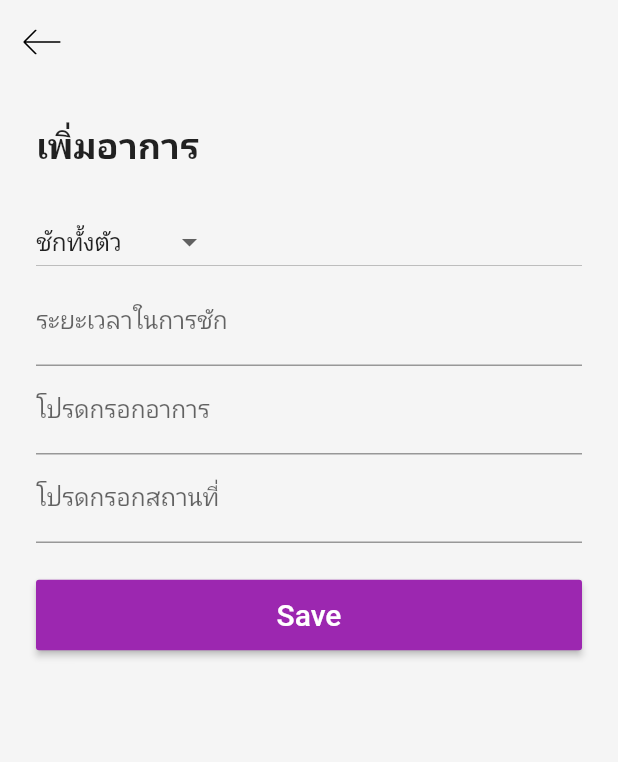
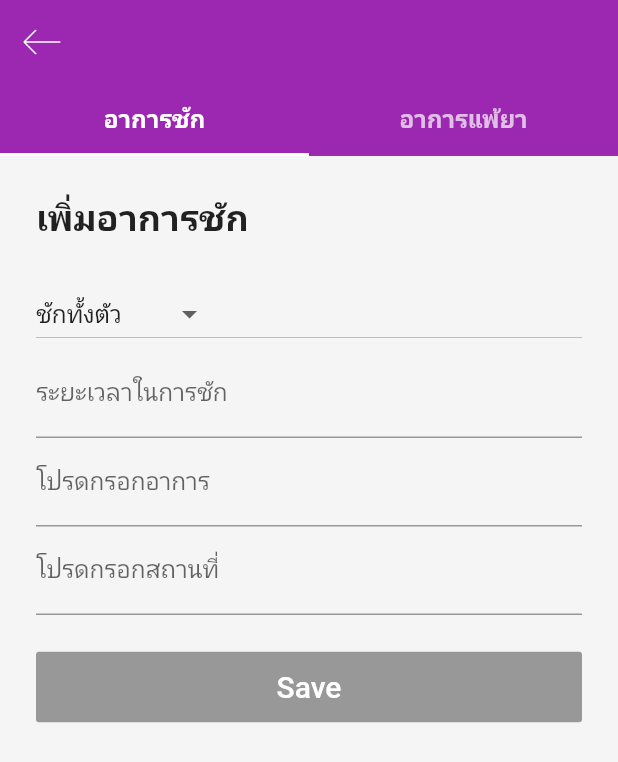
Before and after one commit to tesol2y090/Epilepsy-Application, a Flutter app: the AddCalendar screen opened directly, on a phone screen of 412 x 824 dp. Shown: the top 762 px of the screen. Run offline on Flutter 3.47's test engine with Material 2 defaults, Android fonts, the phone set to English and light mode, and no system bars; our stand-ins replace flutter_svg, google_fonts, hive; accounts and stored records are empty; Roboto replaces fonts that are missing (Kanit).

Commit message:
add tabbar on calendar view

```diff
--- a/lib/main.dart
+++ b/lib/main.dart
@@ -10,8 +10,8 @@ import 'package:epilepsy/views/passport/passport_view.dart';
 import 'package:epilepsy/views/user/user_view.dart';
 
 Future<void> main() async {
-  var directory = await pathProvider.getApplicationDocumentsDirectory();
-  Hive.init(directory.path);
+  // var directory = await pathProvider.getApplicationDocumentsDirectory();
+  // Hive.init(directory.path);
 
   runApp(MyApp());
 }
--- a/lib/views/calendar/components/add_calendar.dart
+++ b/lib/views/calendar/components/add_calendar.dart
@@ -1,9 +1,8 @@
 import 'package:flutter/material.dart';
-import 'package:hive/hive.dart';
 import 'package:flutter_svg/flutter_svg.dart';
 
-import 'package:epilepsy/models/calendar/EpilepsyTypeItem.dart';
-import 'package:epilepsy/models/calendar/EpilepsyCard.dart';
+import 'package:epilepsy/views/calendar/components/form/chuck_form.dart';
+import 'package:epilepsy/views/calendar/components/form/pill_form.dart';
 
 class AddCalendar extends StatefulWidget {
   @override
@@ -11,134 +10,40 @@ class AddCalendar extends StatefulWidget {
 }
 
 class _AddCalendarState extends State<AddCalendar> {
-  List<EpilepsyTypeItem> _dropdownItems = [
-    EpilepsyTypeItem(1, "ชักทั้งตัว"),
-    EpilepsyTypeItem(2, "ชักเฉพาะส่วน"),
-    EpilepsyTypeItem(3, "เหม่อลอย"),
-    EpilepsyTypeItem(4, "อื่นๆ")
-  ];
-
-  List<DropdownMenuItem<EpilepsyTypeItem>> _dropdownMenuItems;
-  EpilepsyTypeItem _selectedItem;
-
-  void initState() {
-    super.initState();
-    _dropdownMenuItems = buildDropDownMenuItems(_dropdownItems);
-    _selectedItem = _dropdownMenuItems[0].value;
-  }
-
-  List<DropdownMenuItem<EpilepsyTypeItem>> buildDropDownMenuItems(
-      List listItems) {
-    List<DropdownMenuItem<EpilepsyTypeItem>> items = List();
-    for (EpilepsyTypeItem listItem in listItems) {
-      items.add(
-        DropdownMenuItem(
-          child: Text(listItem.name),
-          value: listItem,
-        ),
-      );
-    }
-    return items;
-  }
-
-  void addCalendarCard() async {
-    var box = await Hive.openBox('testBox');
-    DateTime now = DateTime.now();
-    var data = EpilepsyCard("test", 'test', 'test', 'test', now);
-    box.put('testkey1', data);
-    print(box.get('testkey1'));
-  }
-
   @override
   Widget build(BuildContext context) {
-    return Scaffold(
-        appBar: buildAppBar(context),
-        backgroundColor: Colors.grey[100],
-        body: body());
+    return DefaultTabController(
+        length: 2,
+        child: Scaffold(
+            appBar: buildAppBar(context),
+            backgroundColor: Colors.grey[100],
+            body: body()));
   }
 
   Widget body() {
-    return Container(
-      alignment: Alignment.topLeft,
-      padding: EdgeInsets.all(24),
-      child: Column(
-        crossAxisAlignment: CrossAxisAlignment.center,
-        mainAxisSize: MainAxisSize.max,
-        mainAxisAlignment: MainAxisAlignment.start,
-        children: <Widget>[
-          Row(
-            children: [
-              Text(
-                "เพิ่มอาการ",
-                style: TextStyle(fontWeight: FontWeight.bold, fontSize: 24),
-              )
-            ],
-          ),
-          Container(
-            margin: EdgeInsets.only(top: 24),
-            child: Column(
-              children: [
-                Row(
-                  children: [
-                    Expanded(
-                        child: DropdownButton<EpilepsyTypeItem>(
-                            value: _selectedItem,
-                            items: _dropdownMenuItems,
-                            onChanged: (value) {
-                              setState(() {
-                                _selectedItem = value;
-                              });
-                            })),
-                  ],
-                ),
-                TextField(
-                  decoration: InputDecoration(labelText: 'ระยะเวลาในการชัก'),
-                  keyboardType: TextInputType.number,
-                ),
-                TextField(
-                  decoration: InputDecoration(labelText: 'โปรดกรอกอาการ'),
-                  keyboardType: TextInputType.text,
-                ),
-                TextField(
-                  decoration: InputDecoration(labelText: 'โปรดกรอกสถานที่'),
-                  keyboardType: TextInputType.text,
-                ),
-                Container(
-                  margin: EdgeInsets.only(top: 24),
-                  child: Row(
-                    children: [
-                      Expanded(
-                          child: RaisedButton(
-                        onPressed: () {
-                          addCalendarCard();
-                        },
-                        textColor: Colors.white,
-                        padding: const EdgeInsets.all(12),
-                        color: Colors.purple,
-                        child: Container(
-                          child: const Text('Save',
-                              style: TextStyle(fontSize: 20)),
-                        ),
-                      ))
-                    ],
-                  ),
-                )
-              ],
-            ),
-          )
-        ],
-      ),
-    );
+    return TabBarView(children: [ChuckForm(), PillForm()]);
   }
 
   AppBar buildAppBar(BuildContext context) {
     return AppBar(
-      backgroundColor: Colors.transparent,
+      backgroundColor: Colors.purple,
       elevation: 0,
+      bottom: TabBar(
+        tabs: [
+          Tab(
+            child: Text("อาการชัก",
+                style: TextStyle(fontSize: 16, fontWeight: FontWeight.bold)),
+          ),
+          Tab(
+            child: Text("อาการแพ้ยา",
+                style: TextStyle(fontSize: 16, fontWeight: FontWeight.bold)),
+          )
+        ],
+      ),
       leading: IconButton(
         icon: SvgPicture.asset(
           'assets/images/back.svg',
-          color: Colors.black,
+          color: Colors.white,
         ),
         onPressed: () => Navigator.pop(context),
       ),
--- /dev/null
+++ b/lib/views/calendar/components/form/chuck_form.dart
@@ -0,0 +1,125 @@
+import 'package:flutter/material.dart';
+import 'package:hive/hive.dart';
+
+import 'package:epilepsy/models/calendar/EpilepsyTypeItem.dart';
+import 'package:epilepsy/models/calendar/EpilepsyCard.dart';
+
+class ChuckForm extends StatefulWidget {
+  void addCalendarCard() async {
+    var box = await Hive.openBox('testBox');
+    DateTime now = DateTime.now();
+    var data = EpilepsyCard("test", 'test', 'test', 'test', now);
+    box.put('testkey1', data);
+    print(box.get('testkey1'));
+  }
+
+  @override
+  _ChuckFormState createState() => _ChuckFormState();
+}
+
+class _ChuckFormState extends State<ChuckForm> {
+  List<EpilepsyTypeItem> _dropdownItems = [
+    EpilepsyTypeItem(1, "ชักทั้งตัว"),
+    EpilepsyTypeItem(2, "ชักเฉพาะส่วน"),
+    EpilepsyTypeItem(3, "เหม่อลอย"),
+    EpilepsyTypeItem(4, "อื่นๆ")
+  ];
+
+  List<DropdownMenuItem<EpilepsyTypeItem>> _dropdownMenuItems;
+  EpilepsyTypeItem _selectedItem;
+
+  void initState() {
+    super.initState();
+    _dropdownMenuItems = buildDropDownMenuItems(_dropdownItems);
+    _selectedItem = _dropdownMenuItems[0].value;
+  }
+
+  List<DropdownMenuItem<EpilepsyTypeItem>> buildDropDownMenuItems(
+      List listItems) {
+    List<DropdownMenuItem<EpilepsyTypeItem>> items = List();
+    for (EpilepsyTypeItem listItem in listItems) {
+      items.add(
+        DropdownMenuItem(
+          child: Text(listItem.name),
+          value: listItem,
+        ),
+      );
+    }
+    return items;
+  }
+
+  @override
+  Widget build(BuildContext context) {
+    return Container(
+      alignment: Alignment.topLeft,
+      padding: EdgeInsets.all(24),
+      child: Column(
+        crossAxisAlignment: CrossAxisAlignment.center,
+        mainAxisSize: MainAxisSize.max,
+        mainAxisAlignment: MainAxisAlignment.start,
+        children: <Widget>[
+          Row(
+            children: [
+              Text(
+                "เพิ่มอาการชัก",
+                style: TextStyle(fontWeight: FontWeight.bold, fontSize: 24),
+              )
+            ],
+          ),
+          Container(
+            margin: EdgeInsets.only(top: 24),
+            child: Column(
+              children: [
+                Row(
+                  children: [
+                    Expanded(
+                        child: DropdownButton<EpilepsyTypeItem>(
+                            value: _selectedItem,
+                            items: _dropdownMenuItems,
+                            onChanged: (value) {
+                              setState(() {
+                                _selectedItem = value;
+                              });
+                            })),
+                  ],
+                ),
+                TextField(
+                  decoration: InputDecoration(labelText: 'ระยะเวลาในการชัก'),
+                  keyboardType: TextInputType.number,
+                ),
+                TextField(
+                  decoration: InputDecoration(labelText: 'โปรดกรอกอาการ'),
+                  keyboardType: TextInputType.text,
+                ),
+                TextField(
+                  decoration: InputDecoration(labelText: 'โปรดกรอกสถานที่'),
+                  keyboardType: TextInputType.text,
+                ),
+                Container(
+                  margin: EdgeInsets.only(top: 24),
+                  child: Row(
+                    children: [
+                      Expanded(
+                          child: RaisedButton(
+                        // onPressed: () {
+                        //   addCalendarCard();
+                        // },
+                        textColor: Colors.white,
+                        padding: const EdgeInsets.all(12),
+                        color: Colors.purple,
+                        child: Container(
+                          child: const Text('Save',
+                              style: TextStyle(fontSize: 20)),
+                        ),
+                      ))
+                    ],
+                  ),
+                )
+              ],
+            ),
+          )
+        ],
+      ),
+    );
+  }
+}
```
Also changed, not shown: lib/views/calendar/components/form/pill_form.dart (added, +81 -0 lines).
